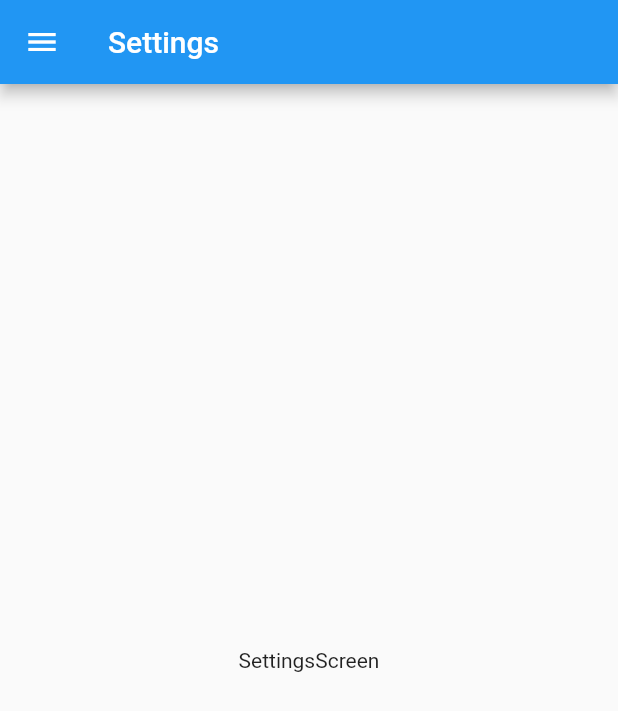
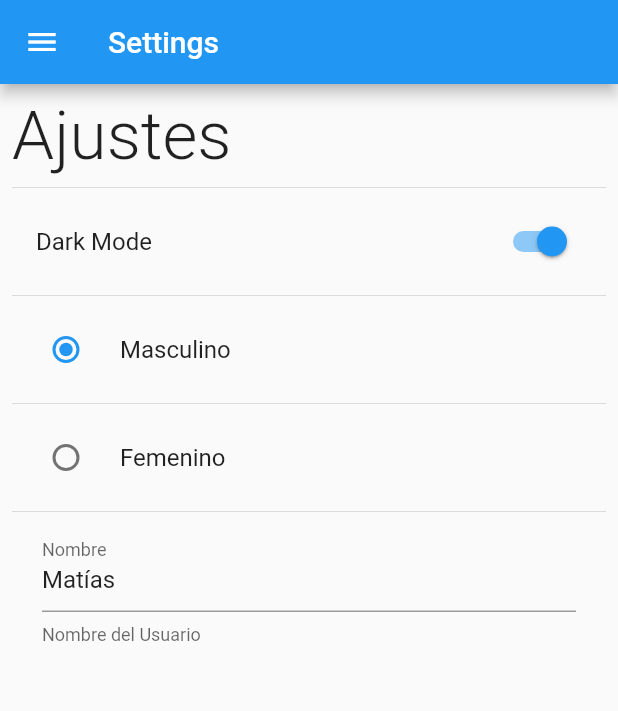
Before and after one commit to mgoldp/user_preferences, a Flutter app: the SettingsScreen screen opened by its route, on a phone screen of 412 x 824 dp. Shown: the top 711 px of the screen. Run offline on Flutter 3.47's test engine with Material 2 defaults, Android fonts, the phone set to English and light mode, and no system bars.

Commit message:
Screens Design

```diff
--- a/lib/screens/home_screen.dart
+++ b/lib/screens/home_screen.dart
@@ -13,8 +13,15 @@ class HomeScreen extends StatelessWidget {
         title: const Text('Home'),
       ),
       drawer: const SideMenu(),
-      body: const Center(
-        child: Text('HomeScreen'),
+      body: Column(
+        mainAxisAlignment: MainAxisAlignment.center,
+        children: const [
+          Text('Dark Mode'),
+          Divider(),
+          Text('Género'),
+          Divider(),
+          Text('Nombre de Usuario'),
+        ],
       ),
     );
   }
--- a/lib/screens/settings_screen.dart
+++ b/lib/screens/settings_screen.dart
@@ -9,13 +9,51 @@ class SettingsScreen extends StatelessWidget {
   @override
   Widget build(BuildContext context) {
     return Scaffold(
-      appBar: AppBar(
-        title: const Text('Settings'),
-      ),
-      drawer: const SideMenu(),
-      body: const Center(
-        child: Text('SettingsScreen'),
-      ),
-    );
+        appBar: AppBar(
+          title: const Text('Settings'),
+        ),
+        drawer: const SideMenu(),
+        body: Padding(
+          padding: const EdgeInsets.all(8.0),
+          child: SingleChildScrollView(
+            child: Column(
+              crossAxisAlignment: CrossAxisAlignment.start,
+              children: [
+                const Text(
+                  'Ajustes',
+                  style: TextStyle(fontSize: 45, fontWeight: FontWeight.w300),
+                ),
+                const Divider(),
+                SwitchListTile.adaptive(
+                    value: true,
+                    title: const Text('Dark Mode'),
+                    onChanged: (value) {}),
+                const Divider(),
+                RadioListTile<int>(
+                    value: 1,
+                    groupValue: 1,
+                    title: const Text('Masculino'),
+                    onChanged: (value) {}),
+                const Divider(),
+                RadioListTile<int>(
+                    value: 2,
+                    groupValue: 1,
+                    title: const Text('Femenino'),
+                    onChanged: (value) {}),
+                const Divider(),
+                Padding(
+                  padding: const EdgeInsets.symmetric(horizontal: 20),
+                  child: TextFormField(
+                    initialValue: 'Matías',
+                    decoration: const InputDecoration(
+                      labelText: 'Nombre',
+                      helperText: 'Nombre del Usuario',
+                    ),
+                  ),
+                ),
+              ],
+            ),
+          ),
+        ));
   }
 }
```
